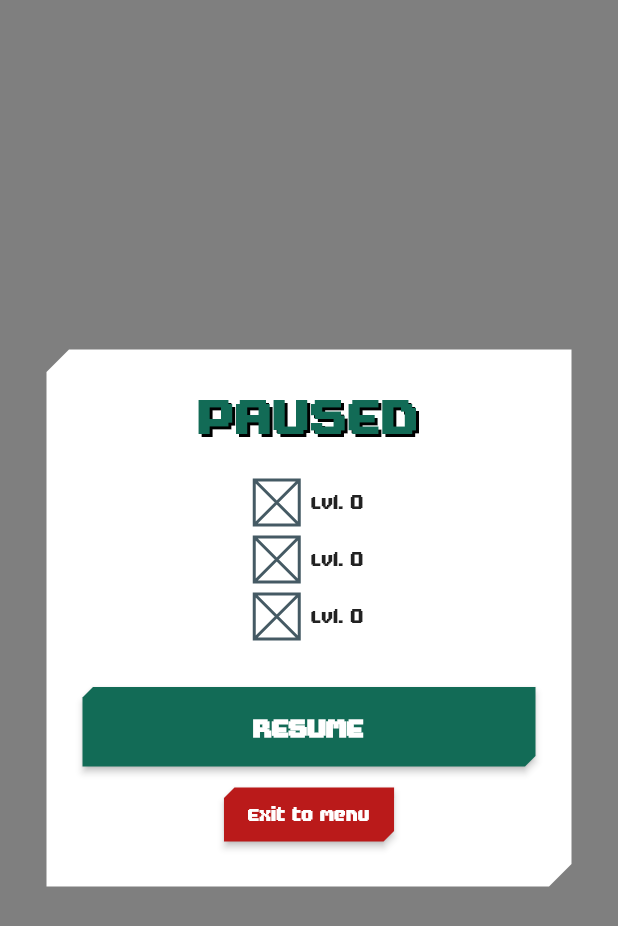
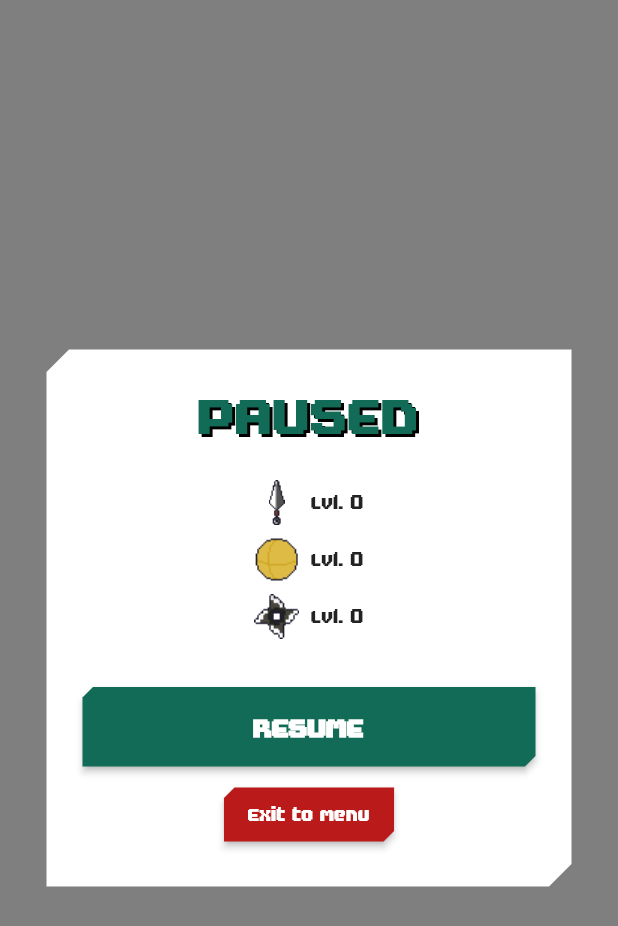
Before and after one commit to davcrash/recycler_ninja_garbage, a Flutter app: the OverlayScreen screen opened directly with empty values, on a phone screen of 412 x 824 dp. Shown: the top 926 px of the screen. Run offline on Flutter 3.47's test engine with Material 3 defaults, Android fonts, the phone set to English and light mode, and no system bars; our stand-ins replace animated_text_kit, bloc, equatable, flutter_bloc, shared_preferences; missing offline and left inert: flame, flame_bloc; accounts and stored records are empty.

Commit message:
add pause menu images

```diff
--- a/lib/src/app/overlay/widgets/pause_menu.dart
+++ b/lib/src/app/overlay/widgets/pause_menu.dart
@@ -1,5 +1,6 @@
 import 'package:flutter/material.dart';
 import 'package:flutter_bloc/flutter_bloc.dart';
+import 'package:garbage_game/src/app/overlay/widgets/power_up_image.dart';
 import 'package:garbage_game/src/app/widgets/bloc_button.dart';
 import 'package:garbage_game/src/bloc/game/game_bloc.dart';
 import 'package:garbage_game/src/bloc/power_up/power_up_bloc.dart';
@@ -66,7 +67,10 @@ class PauseMenu extends StatelessWidget {
                               const SizedBox(
                                 height: 30,
                                 width: 30,
-                                child: Placeholder(),
+                                child: PowerUpImage(
+                                  powerUpType: PowerUpType.machineGun,
+                                  height: 30,
+                                ),
                               ),
                               const Padding(
                                 padding: EdgeInsets.only(right: Spacing.xs),
@@ -85,7 +89,10 @@ class PauseMenu extends StatelessWidget {
                               const SizedBox(
                                 height: 30,
                                 width: 30,
-                                child: Placeholder(),
+                                child: PowerUpImage(
+                                  powerUpType: PowerUpType.bounceBullet,
+                                  height: 30,
+                                ),
                               ),
                               const Padding(
                                 padding: EdgeInsets.only(right: Spacing.xs),
@@ -104,7 +111,10 @@ class PauseMenu extends StatelessWidget {
                               const SizedBox(
                                 height: 30,
                                 width: 30,
-                                child: Placeholder(),
+                                child: PowerUpImage(
+                                  powerUpType: PowerUpType.bigGun,
+                                  height: 30,
+                                ),
                               ),
                               const Padding(
                                 padding: EdgeInsets.only(right: Spacing.xs),
--- /dev/null
+++ b/lib/src/app/overlay/widgets/power_up_image.dart
@@ -0,0 +1,44 @@
+import 'package:flutter/material.dart';
+import 'package:garbage_game/src/models/power_up_type.dart';
+
+class PowerUpImage extends StatelessWidget {
+  const PowerUpImage({
+    super.key,
+    this.powerUpType,
+    this.height = 1.2,
+  });
+  final PowerUpType? powerUpType;
+  final double? height;
+
+  @override
+  Widget build(BuildContext context) {
+    switch (powerUpType) {
+      case PowerUpType.bigGun:
+        return Image.asset(
+          'assets/images/sprites/shuriken.png',
+          height: height,
+        );
+      case PowerUpType.bounceBullet:
+        return Image.asset(
+          'assets/images/sprites/ball.png',
+          height: height,
+        );
+      case PowerUpType.heal:
+        return Image.asset(
+          'assets/images/sprites/heart.png',
+          height: height,
+        );
+      case PowerUpType.nuclearBomb:
+        return Image.asset(
+          'assets/images/sprites/bomb.png',
+          height: height,
+        );
+      case PowerUpType.machineGun:
+      default:
+        return Image.asset(
+          'assets/images/sprites/kunai.png',
+          height: height,
+        );
+    }
+  }
+}
```
Also changed, not shown: lib/src/app/overlay/widgets/power_up.dart (+14 -43 lines).
